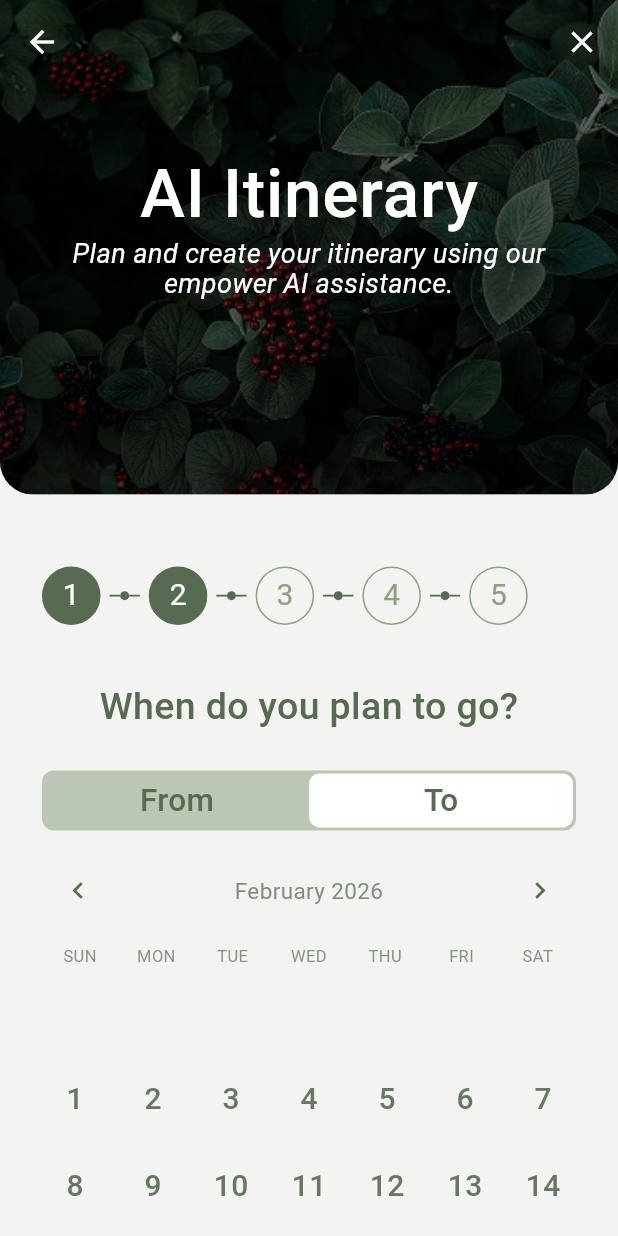
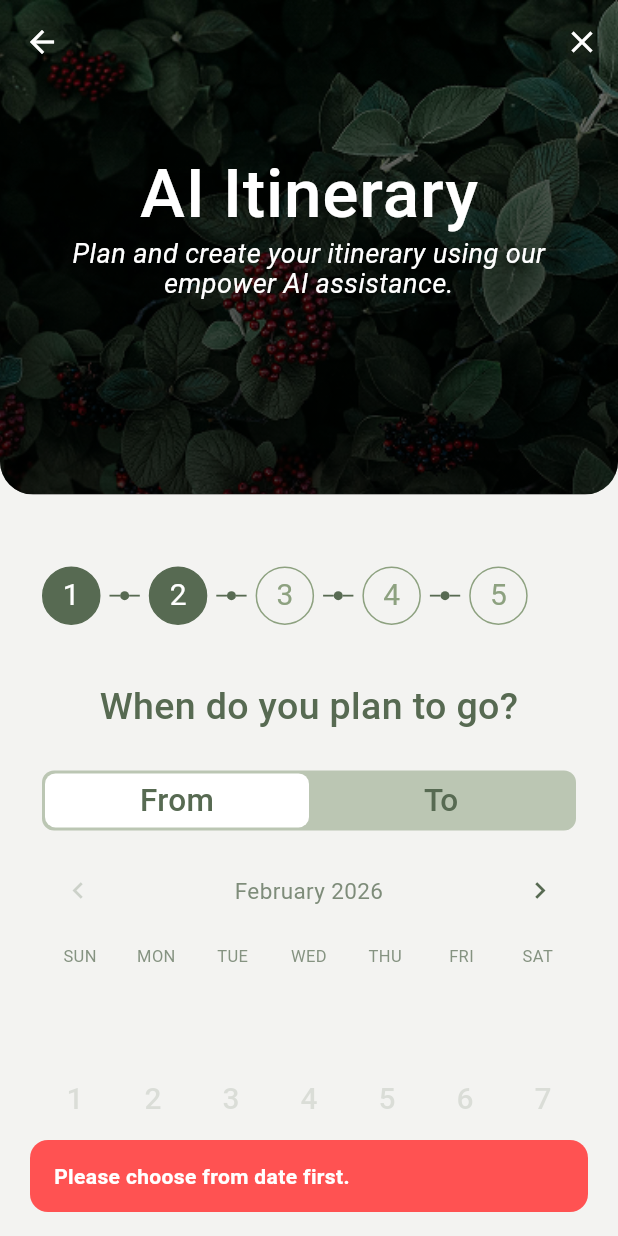
Before and after one commit to sujesh24/SmartTrip-AI, a Flutter app: the ItineraryTwo screen opened directly, after a tap on "To", on a phone screen of 412 x 824 dp. Run offline on Flutter 3.47's test engine with Material 3 defaults, Android fonts, the phone set to English and light mode, and no system bars.

Commit message:
snack bar added

```diff
--- /dev/null
+++ b/lib/core/common/app_snack_bar.dart
@@ -0,0 +1,28 @@
+import 'package:flutter/material.dart';
+
+class AppSnackBar {
+  const AppSnackBar._();
+
+  static void showError(BuildContext context, String message) {
+    final ScaffoldMessengerState messenger = ScaffoldMessenger.of(context);
+    messenger.clearSnackBars();
+    messenger.showSnackBar(
+      SnackBar(
+        content: Text(
+          message,
+          style: const TextStyle(
+            color: Colors.white,
+            fontSize: 14,
+            fontWeight: FontWeight.w600,
+          ),
+        ),
+        backgroundColor: Colors.redAccent,
+        behavior: SnackBarBehavior.floating,
+        margin: const EdgeInsets.symmetric(horizontal: 20, vertical: 16),
+        shape: RoundedRectangleBorder(borderRadius: BorderRadius.circular(12)),
+        duration: const Duration(seconds: 2),
+        elevation: 0,
+      ),
+    );
+  }
+}
--- a/lib/presentation/screen/itinerary_one.dart
+++ b/lib/presentation/screen/itinerary_one.dart
@@ -1,5 +1,6 @@
 import 'package:flutter/material.dart';
 import 'package:smarttrip_ai/core/common/app_colors.dart';
+import 'package:smarttrip_ai/core/common/app_snack_bar.dart';
 import 'package:smarttrip_ai/presentation/widget/itinerary_header.dart';
 import 'package:smarttrip_ai/presentation/screen/itinerary_two.dart';
 import 'package:smarttrip_ai/presentation/widget/itinerary_step_indicator.dart';
@@ -65,9 +66,7 @@ class _ItineraryOneState extends State<ItineraryOne> {
                   const SizedBox(height: 50),
                   _DestinationInputField(controller: _destinationController),
                   const SizedBox(height: 140),
-                  _NextButton(
-                    onPressed: _goToStepTwo,
-                  ),
+                  _NextButton(onPressed: _goToStepTwo),
                   const SizedBox(height: 34),
                 ],
               ),
@@ -81,19 +80,16 @@ class _ItineraryOneState extends State<ItineraryOne> {
   void _goToStepTwo() {
     final String destination = _destinationController.text.trim();
     if (destination.isEmpty) {
-      ScaffoldMessenger.of(context).showSnackBar(
-        const SnackBar(
-          content: Text('Please enter destination before continuing.'),
-        ),
+      AppSnackBar.showError(
+        context,
+        'Please enter destination before continuing.',
       );
       return;
     }
 
-    Navigator.of(context).push(
-      MaterialPageRoute<void>(
-        builder: (_) => const ItineraryTwo(),
-      ),
-    );
+    Navigator.of(
+      context,
+    ).push(MaterialPageRoute<void>(builder: (_) => const ItineraryTwo()));
   }
 }
 
--- a/lib/presentation/screen/itinerary_two.dart
+++ b/lib/presentation/screen/itinerary_two.dart
@@ -1,5 +1,6 @@
 import 'package:flutter/material.dart';
 import 'package:smarttrip_ai/core/common/app_colors.dart';
+import 'package:smarttrip_ai/core/common/app_snack_bar.dart';
 import 'package:smarttrip_ai/presentation/widget/itinerary_header.dart';
 import 'package:smarttrip_ai/presentation/widget/itinerary_step_indicator.dart';
 
@@ -14,6 +15,7 @@ class ItineraryTwo extends StatefulWidget {
 
 class _ItineraryTwoState extends State<ItineraryTwo> {
   late DateTime _visibleMonth;
+  late DateTime _today;
   DateTime? _fromDate;
   DateTime? _toDate;
   _DateTarget _activeTarget = _DateTarget.from;
@@ -21,9 +23,8 @@ class _ItineraryTwoState extends State<ItineraryTwo> {
   @override
   void initState() {
     super.initState();
-    final DateTime today = _dateOnly(DateTime.now());
-    _visibleMonth = DateTime(today.year, today.month, 1);
-    _fromDate = today;
+    _today = _dateOnly(DateTime.now());
+    _visibleMonth = DateTime(_today.year, _today.month, 1);
   }
 
   @override
@@ -80,15 +81,12 @@ class _ItineraryTwoState extends State<ItineraryTwo> {
                   const SizedBox(height: 30),
                   _DateTargetSwitch(
                     activeTarget: _activeTarget,
-                    onTargetChanged: (target) {
-                      setState(() {
-                        _activeTarget = target;
-                      });
-                    },
+                    onTargetChanged: _onTargetChanged,
                   ),
                   const SizedBox(height: 16),
                   _MonthSwitcher(
                     monthLabel: _monthLabel(_visibleMonth),
+                    canGoPrevious: _canGoPreviousMonth(_visibleMonth, _today),
                     onPrevious: () {
                       setState(() {
                         _visibleMonth = DateTime(
@@ -126,6 +124,7 @@ class _ItineraryTwoState extends State<ItineraryTwo> {
                       final DateTime day = days[index];
                       final bool inCurrentMonth =
                           day.month == _visibleMonth.month;
+                      final bool isDisabled = day.isBefore(_today);
                       final bool isFrom = _isSameDay(day, _fromDate);
                       final bool isTo = _isSameDay(day, _toDate);
                       final bool isInRange = _isInRange(
@@ -137,14 +136,15 @@ class _ItineraryTwoState extends State<ItineraryTwo> {
                       return _CalendarDay(
                         day: day.day.toString(),
                         inCurrentMonth: inCurrentMonth,
+                        isDisabled: isDisabled,
                         isSelected: isFrom || isTo,
                         isInRange: isInRange,
-                        onTap: () => _onDaySelected(day),
+                        onTap: isDisabled ? null : () => _onDaySelected(day),
                       );
                     },
                   ),
                   const SizedBox(height: 50),
-                  const _NextButton(),
+                  _NextButton(onPressed: _onNextPressed),
                   const SizedBox(height: 34),
                 ],
               ),
@@ -157,6 +157,9 @@ class _ItineraryTwoState extends State<ItineraryTwo> {
 
   void _onDaySelected(DateTime day) {
     final DateTime selected = _dateOnly(day);
+    if (selected.isBefore(_today)) {
+      return;
+    }
 
     setState(() {
       if (_activeTarget == _DateTarget.from) {
@@ -168,15 +171,40 @@ class _ItineraryTwoState extends State<ItineraryTwo> {
         return;
       }
 
-      if (_fromDate != null && selected.isBefore(_fromDate!)) {
+      if (_fromDate == null) {
         _fromDate = selected;
-        _toDate = null;
         _activeTarget = _DateTarget.to;
+        return;
+      }
+
+      if (selected.isBefore(_fromDate!)) {
+        _showValidationMessage('To date cannot be before from date.');
         return;
       }
 
       _toDate = selected;
     });
+  }
+
+  void _onTargetChanged(_DateTarget target) {
+    if (target == _DateTarget.to && _fromDate == null) {
+      _showValidationMessage('Please choose from date first.');
+      return;
+    }
+    setState(() {
+      _activeTarget = target;
+    });
+  }
+
+  void _onNextPressed() {
+    if (_fromDate == null || _toDate == null) {
+      _showValidationMessage('Please select both from and to dates.');
+      return;
+    }
+  }
+
+  void _showValidationMessage(String message) {
+    AppSnackBar.showError(context, message);
   }
 
   static DateTime _dateOnly(DateTime date) {
@@ -197,6 +225,16 @@ class _ItineraryTwoState extends State<ItineraryTwo> {
       return false;
     }
     return day.isAfter(from) && day.isBefore(to);
+  }
+
+  static bool _canGoPreviousMonth(DateTime visibleMonth, DateTime today) {
+    final DateTime currentMonthStart = DateTime(today.year, today.month, 1);
+    final DateTime visibleMonthStart = DateTime(
+      visibleMonth.year,
+      visibleMonth.month,
+      1,
+    );
+    return visibleMonthStart.isAfter(currentMonthStart);
   }
 
   static List<DateTime> _buildCalendarDays(DateTime visibleMonth) {
@@ -311,11 +349,13 @@ class _SwitchItem extends StatelessWidget {
 class _MonthSwitcher extends StatelessWidget {
   const _MonthSwitcher({
     required this.monthLabel,
+    required this.canGoPrevious,
     required this.onPrevious,
     required this.onNext,
   });
 
   final String monthLabel;
+  final bool canGoPrevious;
   final VoidCallback onPrevious;
   final VoidCallback onNext;
 
@@ -324,10 +364,12 @@ class _MonthSwitcher extends StatelessWidget {
     return Row(
       children: <Widget>[
         IconButton(
-          onPressed: onPrevious,
-          icon: const Icon(
+          onPressed: canGoPrevious ? onPrevious : null,
+          icon: Icon(
             Icons.chevron_left,
-            color: AppColors.primaryGreen,
+            color: canGoPrevious
+                ? AppColors.primaryGreen
+                : AppColors.primaryGreen.withValues(alpha: 0.25),
             size: 22,
           ),
         ),
@@ -390,6 +432,7 @@ class _CalendarDay extends StatelessWidget {
   const _CalendarDay({
     required this.day,
     required this.inCurrentMonth,
+    required this.isDisabled,
     required this.isSelected,
     required this.isInRange,
     required this.onTap,
@@ -397,13 +440,16 @@ class _CalendarDay extends StatelessWidget {
 
   final String day;
   final bool inCurrentMonth;
+  final bool isDisabled;
   final bool isSelected;
   final bool isInRange;
-  final VoidCallback onTap;
+  final VoidCallback? onTap;
 
   @override
   Widget build(BuildContext context) {
-    final Color baseTextColor = inCurrentMonth
+    final Color baseTextColor = isDisabled
+        ? AppColors.primaryGreen.withValues(alpha: 0.16)
+        : inCurrentMonth
         ? AppColors.primaryGreen.withValues(alpha: 0.9)
         : AppColors.primaryGreen.withValues(alpha: 0.28);
 
@@ -441,13 +487,15 @@ class _CalendarDay extends StatelessWidget {
 }
 
 class _NextButton extends StatelessWidget {
-  const _NextButton();
+  const _NextButton({required this.onPressed});
+
+  final VoidCallback onPressed;
 
   @override
   Widget build(BuildContext context) {
     return Align(
       child: ElevatedButton(
-        onPressed: () {},
+        onPressed: onPressed,
         style: ElevatedButton.styleFrom(
           minimumSize: const Size(160, 50),
           padding: const EdgeInsets.symmetric(horizontal: 24),
```
